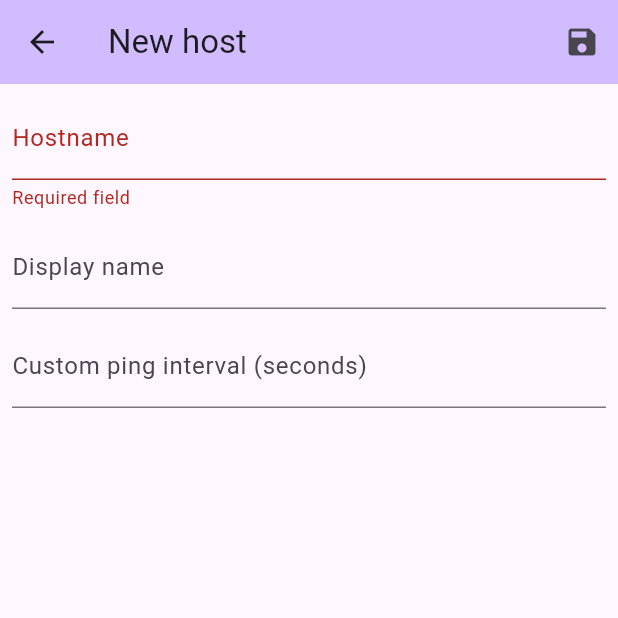
After one commit to Familex/PingUtility, a Flutter app: the HostPage screen opened directly, after a tap on the "save" icon, on a phone screen of 412 x 824 dp, the top half of it. The commit adds this screen. Run offline on Flutter 3.47's test engine with Material 3 defaults, Android fonts, the phone set to English and light mode, and no system bars; our stand-ins replace sqflite; missing offline and left inert: dart_ping, fuzzy, holding_gesture; accounts and stored records are empty.

Commit message:
host update/create page (HostPage class), small changes

```diff
--- a/src/lib/models/hosts.dart
+++ b/src/lib/models/hosts.dart
@@ -86,4 +86,24 @@ final class HostsModel extends ChangeNotifier {
     _hosts[host.hostname] = host;
     notifyListeners();
   }
+
+  void editHost(String oldHostname, Host host) {
+    unawaited(() async {
+      if (host.ping != null) {
+        await host.ping!.$2.cancel();
+      }
+      host.ping = _createPing(host, settings.interval);
+    }.call());
+    _hosts.remove(oldHostname);
+    _hosts[host.hostname] = host;
+    notifyListeners();
+  }
+
+  void deleteHost(Host host) {
+    if (host.ping != null) {
+      host.ping!.$2.cancel();
+    }
+    _hosts.remove(host.hostname);
+    notifyListeners();
+  }
 }
--- /dev/null
+++ b/src/lib/pages/host.dart
@@ -0,0 +1,199 @@
+import 'dart:async';
+
+import 'package:flutter/material.dart';
+import 'package:provider/provider.dart';
+
+import '../models/hosts.dart';
+import '../models/settings.dart';
+import '../services/database.dart';
+
+class HostPage extends StatefulWidget {
+  const HostPage({super.key, this.host});
+  final Host? host; // null for new host
+
+  @override
+  State<HostPage> createState() => _HostPageState();
+}
+
+class _HostPageState extends State<HostPage> {
+  final _formKey = GlobalKey<FormState>();
+  late String _hostname;
+  late String _displayName;
+  late String _pingIntervalStr;
+  late bool isEditing;
+
+  @override
+  void initState() {
+    super.initState();
+    isEditing = widget.host != null;
+    if (isEditing) {
+      _hostname = widget.host!.hostname;
+      _displayName = widget.host!.displayName ?? '';
+      _pingIntervalStr = widget.host!.pingInterval?.toString() ?? '';
+    } else {
+      _hostname = '';
+      _displayName = '';
+      _pingIntervalStr = '';
+    }
+  }
+
+  @override
+  Widget build(BuildContext context) {
+    return Scaffold(
+      appBar: AppBar(
+        backgroundColor: Theme.of(context).colorScheme.inversePrimary,
+        title: Text(
+            isEditing ? "Edit host - ${widget.host!.hostname}" : "New host"),
+        actions: [
+          if (isEditing)
+            IconButton(
+              icon: const Icon(Icons.delete),
+              onPressed: () {
+                showDialog(
+                  context: context,
+                  builder: (context) => AlertDialog(
+                    title: const Text("Delete host"),
+                    content: Text(
+                        "Are you sure you want to delete host ${widget.host!.hostname}?"),
+                    actions: [
+                      TextButton(
+                        child: const Text("Cancel"),
+                        onPressed: () => Navigator.of(context).pop(),
+                      ),
+                      TextButton(
+                        child: const Text("Delete"),
+                        onPressed: () {
+                          context.read<HostsModel>().deleteHost(widget.host!);
+                          unawaited(() async {
+                            var result = await DatabaseService()
+                                .deleteHost(widget.host!);
+                            if (!result && context.mounted) {
+                              ScaffoldMessenger.of(context).showSnackBar(
+                                const SnackBar(
+                                  content: Text(
+                                      "Error occurred while deleting host"),
+                                  backgroundColor: Colors.red,
+                                  duration: Duration(seconds: 2),
+                                ),
+                              );
+                            }
+                          }());
+                          Navigator.of(context).pop(); // Pop dialog
+                          Navigator.of(context).pop(); // Pop page
+                        },
+                      ),
+                    ],
+                  ),
+                );
+              },
+            ),
+          IconButton(
+            icon: const Icon(Icons.save),
+            onPressed: () {
+              if (_formKey.currentState!.validate()) {
+                _formKey.currentState!.save();
+                var pingInterval = int.tryParse(_pingIntervalStr);
+                if (pingInterval == 0) pingInterval = null;
+                var host = Host(
+                  hostname: _hostname.trim(),
+                  displayName:
+                      _displayName.trim().isEmpty ? null : _displayName.trim(),
+                  pingInterval: pingInterval,
+                );
+                if (isEditing) {
+                  context
+                      .read<HostsModel>()
+                      .editHost(widget.host!.hostname, host);
+                  unawaited(() async {
+                    var result = await DatabaseService()
+                        .editHost(widget.host!.hostname, host);
+                    if (!result && context.mounted) {
+                      ScaffoldMessenger.of(context).showSnackBar(
+                        const SnackBar(
+                          content: Text("Failed to update host"),
+                          backgroundColor: Colors.red,
+                          duration: Duration(seconds: 2),
+                        ),
+                      );
+                    }
+                  }());
+                } else {
+                  context.read<HostsModel>().addHost(host);
+                  unawaited(() async {
+                    var result = await DatabaseService().addHost(host);
+                    if (!result && context.mounted) {
+                      ScaffoldMessenger.of(context).showSnackBar(
+                        const SnackBar(
+                          content: Text("Failed to add host"),
+                          backgroundColor: Colors.red,
+                          duration: Duration(seconds: 2),
+                        ),
+                      );
+                    }
+                  }());
+                }
+                Navigator.of(context).pop();
+              }
+            },
+          ),
+        ],
+      ),
+      body: Padding(
+        padding: const EdgeInsets.all(8.0),
+        child: Form(
+          key: _formKey,
+          child: Column(
+            children: [
+              TextFormField(
+                initialValue: _hostname,
+                onSaved: (value) => _hostname = value!.trim(),
+                validator: (value) {
+                  if (value == null || value.isEmpty) {
+                    return 'Required field';
+                  }
+                  return null;
+                },
+                decoration: const InputDecoration(
+                  border: UnderlineInputBorder(),
+                  labelText: 'Hostname',
+                ),
+              ),
+              const SizedBox(height: 10),
+              TextFormField(
+                initialValue: _displayName,
+                onSaved: (value) => _displayName = value?.trim() ?? '',
+                decoration: const InputDecoration(
+                  border: UnderlineInputBorder(),
+                  labelText: 'Display name',
+                ),
+              ),
+              const SizedBox(height: 10),
+              Consumer<Settings>(
+                builder: (_, settings, __) => TextFormField(
+                  initialValue: _pingIntervalStr,
+                  onSaved: (value) => _pingIntervalStr = value?.trim() ?? '',
+                  validator: (value) {
+                    value = value?.trim();
+                    if (value != null &&
+                        value.isNotEmpty &&
+                        int.tryParse(value) == null) {
+                      return 'Enter number';
+                    }
+                    return null;
+                  },
+                  keyboardType: TextInputType.number,
+                  decoration: InputDecoration(
+                    border: const UnderlineInputBorder(),
+                    labelText: 'Custom ping interval (seconds)',
+                    hintText: settings.interval.toString(),
+                    hintStyle: const TextStyle(color: Colors.grey),
+                  ),
+                ),
+              ),
+            ],
+          ),
+        ),
+      ),
+    );
+  }
+}
--- a/src/lib/services/database.dart
+++ b/src/lib/services/database.dart
@@ -40,7 +40,7 @@ class DatabaseService {
     await db.execute('''
       create table hosts
         ( id integer primary key autoincrement
-        , hostname text not null
+        , hostname text not null unique
         , display_name text
         , ping_interval integer
         )
@@ -78,12 +78,33 @@ class DatabaseService {
         .toList();
   }
 
-  Future addHost(Host host) async {
+  Future<bool> addHost(Host host) async {
     var db = await _databaseService.database;
-    await db.insert('hosts', {
+    var insertRes = await db.insert('hosts', {
       'hostname': host.hostname,
       'display_name': host.displayName,
       'ping_interval': host.pingInterval,
     });
+    return insertRes != 0;
+  }
+
+  Future<bool> editHost(String oldHostname, Host host) async {
+    var db = await _databaseService.database;
+    var deleteRes = await db
+        .delete('hosts', where: 'hostname = ?', whereArgs: [oldHostname]);
+    print("$oldHostname deleted: $deleteRes");
+    var insertRes = await db.insert('hosts', {
+      'hostname': host.hostname,
+      'display_name': host.displayName,
+      'ping_interval': host.pingInterval,
+    });
+    return insertRes != 0;
+  }
+
+  Future<bool> deleteHost(Host host) async {
+    var db = await _databaseService.database;
+    var res = await db
+        .delete('hosts', where: 'hostname = ?', whereArgs: [host.hostname]);
+    return res == 1;
   }
 }
--- a/src/pubspec.yaml
+++ b/src/pubspec.yaml
@@ -16,7 +16,7 @@ publish_to: 'none' # Remove this line if you wish to publish to pub.dev
 # https://developer.apple.com/library/archive/documentation/General/Reference/InfoPlistKeyReference/Articles/CoreFoundationKeys.html
 # In Windows, build-name is used as the major, minor, and patch parts
 # of the product and file versions while build-number is used as the build suffix.
-version: 0.1.0
+version: 0.2.0
 
 environment:
   sdk: ^3.5.4
@@ -41,6 +41,7 @@ dependencies:
   sqflite: ^2.4.1
   path: ^1.9.0
   fuzzy: ^0.5.1
+  holding_gesture: ^1.2.0
 
 dev_dependencies:
   flutter_test:
```
Also changed, not shown: src/lib/pages/new_host.dart (deleted, +0 -107 lines), src/lib/pages/overview.dart (+15 -3 lines), src/pubspec.lock.
